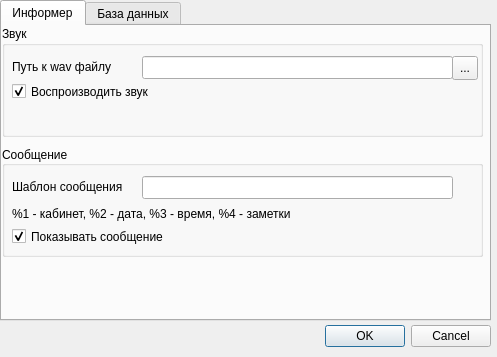
group93492/equipment-reminder, file settingsdialog.ui: the form before one commit.
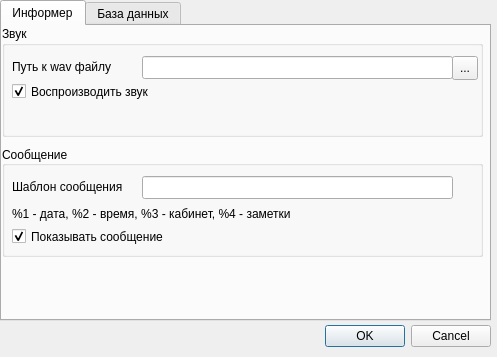
The form after the commit.

```diff
--- a/settingsdialog.ui
+++ b/settingsdialog.ui
@@ -217,7 +217,7 @@
        </rect>
       </property>
       <property name="text">
-       <string>%1 - кабинет, %2 - дата, %3 - время, %4 - заметки</string>
+       <string>%1 - дата, %2 - время, %3 - кабинет, %4 - заметки</string>
       </property>
      </widget>
      <widget class="QCheckBox" name="messageCheckBox">
```
